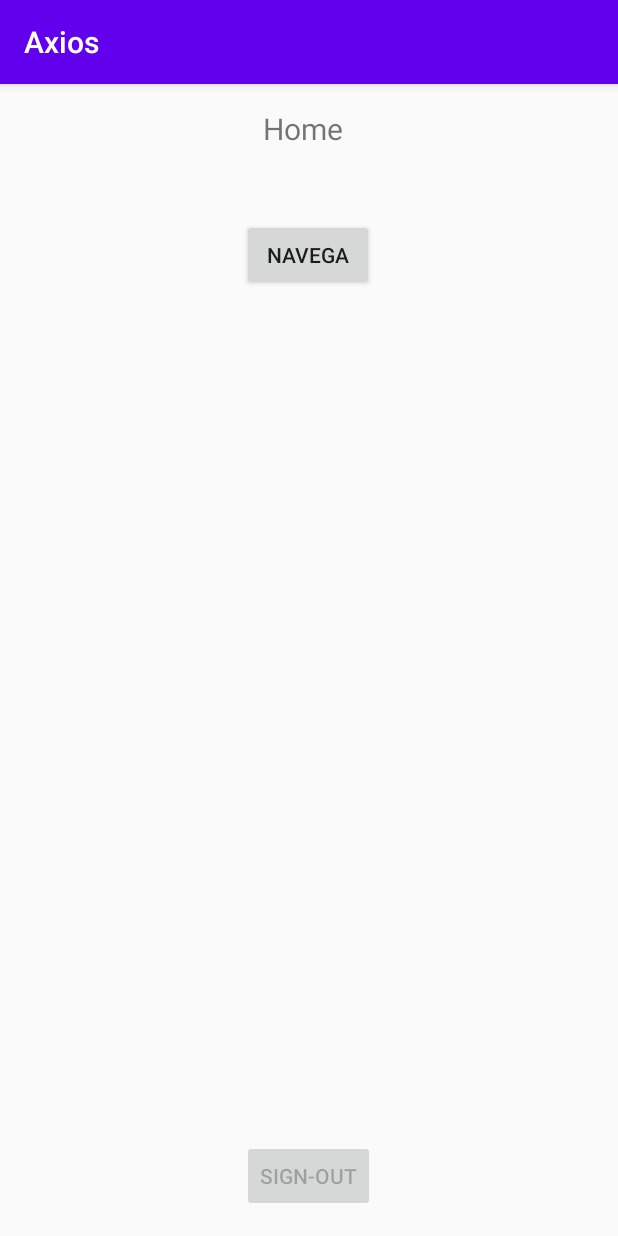
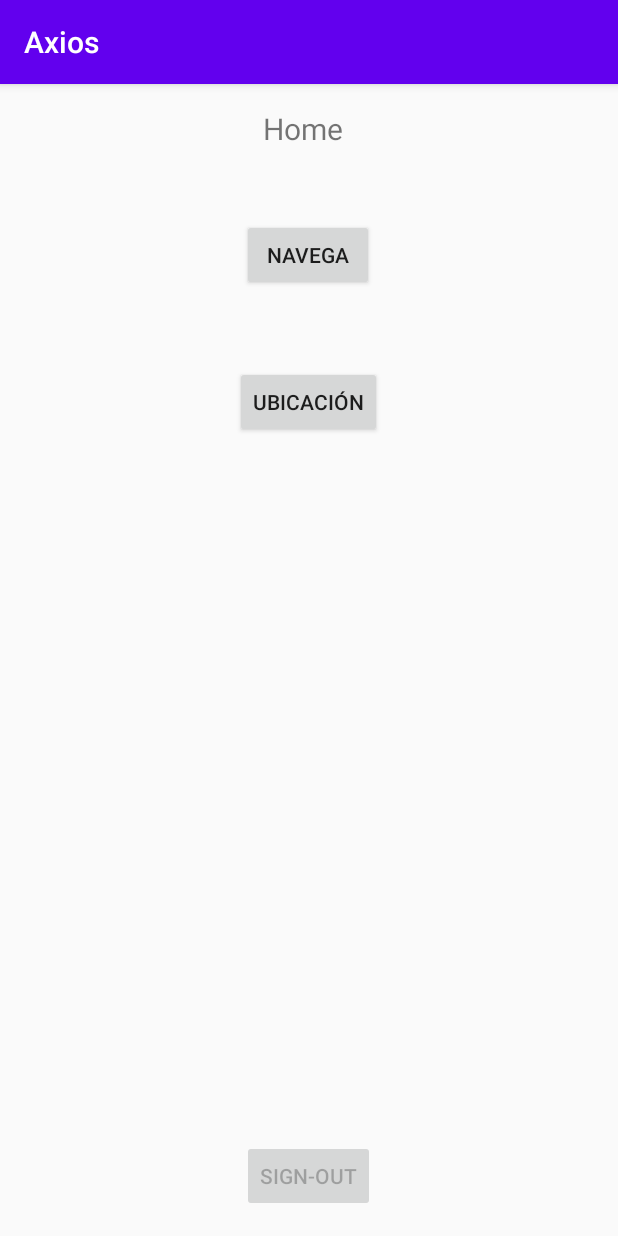
Before and after one commit to JaviCandia/AxiosApp, an Android app: the screen it shows after launch (MainActivity), on a phone screen of 412 x 824 dp. Run offline under Robolectric (Android 15) with nearby library versions, the phone set to English and light mode, and no system bars; our stand-ins replace Firebase (no records; nobody signed in at launch, a user with empty details on screens opened directly); libraries missing offline, so code that uses them is left out: com.firebase.ui; 2 statements that could not run were skipped.

Commit message:
Agregada geolocalizacion

```diff
--- a/app/build.gradle
+++ b/app/build.gradle
@@ -56,6 +56,10 @@ dependencies {
     // Firebase Library
     implementation 'com.firebaseui:firebase-ui-auth:4.3.1'
 
+    // Google Maps
+    implementation 'com.google.android.gms:play-services-maps:17.0.0'
+    implementation 'com.google.android.gms:play-services-location:17.0.0'
+
     // Facebook Login
     implementation 'com.facebook.android:facebook-android-sdk:[4,5)'
 
@@ -74,8 +78,6 @@ dependencies {
 
     // Databinding Support
     implementation "androidx.legacy:legacy-support-v4:1.0.0"
-    implementation 'com.google.android.gms:play-services-maps:17.0.0'
-    implementation 'com.google.firebase:firebase-auth:19.3.1'
     kapt "com.android.databinding:compiler:3.1.4"
 
     // Dynamic Feature Module Support
--- a/app/src/debug/res/values/google_maps_api.xml
+++ b/app/src/debug/res/values/google_maps_api.xml
@@ -20,5 +20,5 @@
     Once you have your key (it starts with "AIza"), replace the "google_maps_key"
     string in this file.
     -->
-    <string name="google_maps_key" templateMergeStrategy="preserve" translatable="false">YOUR_KEY_HERE</string>
+    <string name="google_maps_key" templateMergeStrategy="preserve" translatable="false">AIzaSyCKUYL2GROGrh-At34yFdUpVewcFUuKc9o</string>
 </resources>
--- a/app/src/main/AndroidManifest.xml
+++ b/app/src/main/AndroidManifest.xml
@@ -8,6 +8,7 @@
          location permissions for the 'MyLocation' functionality.
     -->
     <uses-permission android:name="android.permission.ACCESS_FINE_LOCATION" />
+
     <uses-permission android:name="android.permission.INTERNET" />
 
     <application
@@ -30,7 +31,9 @@
             android:name="com.google.android.geo.API_KEY"
             android:value="@string/google_maps_key" />
 
-
+        <activity
+            android:name=".MapsActivity"
+            android:label="@string/title_activity_maps"></activity>
         <activity android:name=".MainActivity">
             <intent-filter>
                 <action android:name="android.intent.action.MAIN" />
--- a/app/src/main/java/com/example/axios/ui/views/home/HomeFragment.kt
+++ b/app/src/main/java/com/example/axios/ui/views/home/HomeFragment.kt
@@ -9,6 +9,7 @@ import android.view.View
 import android.view.ViewGroup
 import android.widget.Toast
 import androidx.navigation.findNavController
+import com.example.axios.MapsActivity
 import com.example.axios.R
 import com.firebase.ui.auth.AuthUI
 import com.firebase.ui.auth.IdpResponse
@@ -87,7 +88,7 @@ class HomeFragment : Fragment() {
                 }
         }
 
-        button.setOnClickListener{
+        btnNavega.setOnClickListener{
 
             // Jalo el texto
                 //val caja: EditText = view!!.findViewById(R.id.editText)
@@ -97,5 +98,9 @@ class HomeFragment : Fragment() {
             val action = HomeFragmentDirections.actionHomeFragmentToCardsFragment()
             view.findNavController().navigate(action)
         }
+
+        btnUbica.setOnClickListener{
+            view.findNavController().navigate(R.id.action_homeFragment_to_mapFragment)
+        }
     }
 }
--- a/app/src/main/res/layout/fragment_home.xml
+++ b/app/src/main/res/layout/fragment_home.xml
@@ -11,7 +11,7 @@
     <!-- TODO: Update blank fragment layout -->
 
     <Button
-        android:id="@+id/button"
+        android:id="@+id/btnNavega"
         android:layout_width="wrap_content"
         android:layout_height="wrap_content"
         android:layout_marginTop="46dp"
@@ -45,5 +45,16 @@
         app:layout_constraintStart_toStartOf="parent"
         app:layout_constraintTop_toTopOf="parent" />
 
+    <Button
+        android:id="@+id/btnUbica"
+        android:layout_width="wrap_content"
+        android:layout_height="wrap_content"
+        android:layout_marginTop="50dp"
+        android:text="Ubicación"
+        app:layout_constraintEnd_toEndOf="parent"
+        app:layout_constraintHorizontal_bias="0.498"
+        app:layout_constraintStart_toStartOf="parent"
+        app:layout_constraintTop_toBottomOf="@+id/btnNavega" />
+
 
 </androidx.constraintlayout.widget.ConstraintLayout>
--- a/app/src/main/res/navigation/nav_graph.xml
+++ b/app/src/main/res/navigation/nav_graph.xml
@@ -12,6 +12,9 @@
         <action
             android:id="@+id/action_homeFragment_to_cardsFragment"
             app:destination="@id/cardsFragment" />
+        <action
+            android:id="@+id/action_homeFragment_to_mapFragment"
+            app:destination="@id/mapFragment" />
     </fragment>
     <fragment
         android:id="@+id/cardsFragment"
@@ -23,4 +26,9 @@
             app:argType="string"
             android:defaultValue="Aún no recibo nada" />
     </fragment>
+    <fragment
+        android:id="@+id/mapFragment"
+        android:name="com.example.axios.ui.views.map.MapFragment"
+        android:label="fragment_map"
+        tools:layout="@layout/fragment_map" />
 </navigation>
```
Also changed, not shown: app/src/main/java/com/example/axios/MapsActivity.kt (added, +43 -0 lines), app/src/main/java/com/example/axios/ui/views/map/MapFragment.kt (added, +84 -0 lines), app/src/main/res/layout/activity_maps.xml (added, +9 -0 lines), app/src/main/res/layout/fragment_map.xml (added, +12 -0 lines), 2 other files.
